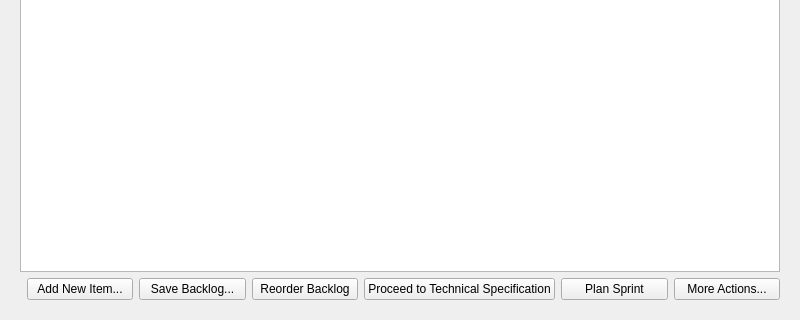
The window that gui/cr_management_page.ui (mariolewis/asdf_factory) describes before a commit, drawn with Qt 5; both pictures show x 0 to 800 and y 280 to 600 of the 800 by 600 pixel window.
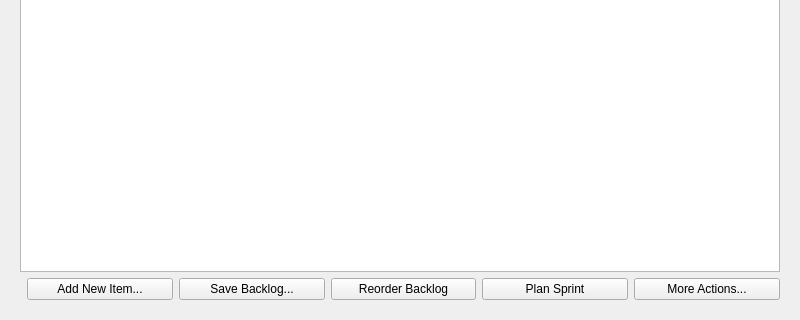
The same window after the commit.

The edit to the form file:
```diff
--- a/gui/cr_management_page.ui
+++ b/gui/cr_management_page.ui
@@ -103,13 +103,6 @@
            </property>
           </widget>
          </item>
-         <item>
-          <widget class="QPushButton" name="proceedToTechSpecButton">
-           <property name="text">
-            <string>Proceed to Technical Specification</string>
-           </property>
-          </widget>
-         </item>
          <item>
           <widget class="QPushButton" name="primaryActionButton">
            <property name="text">
```
